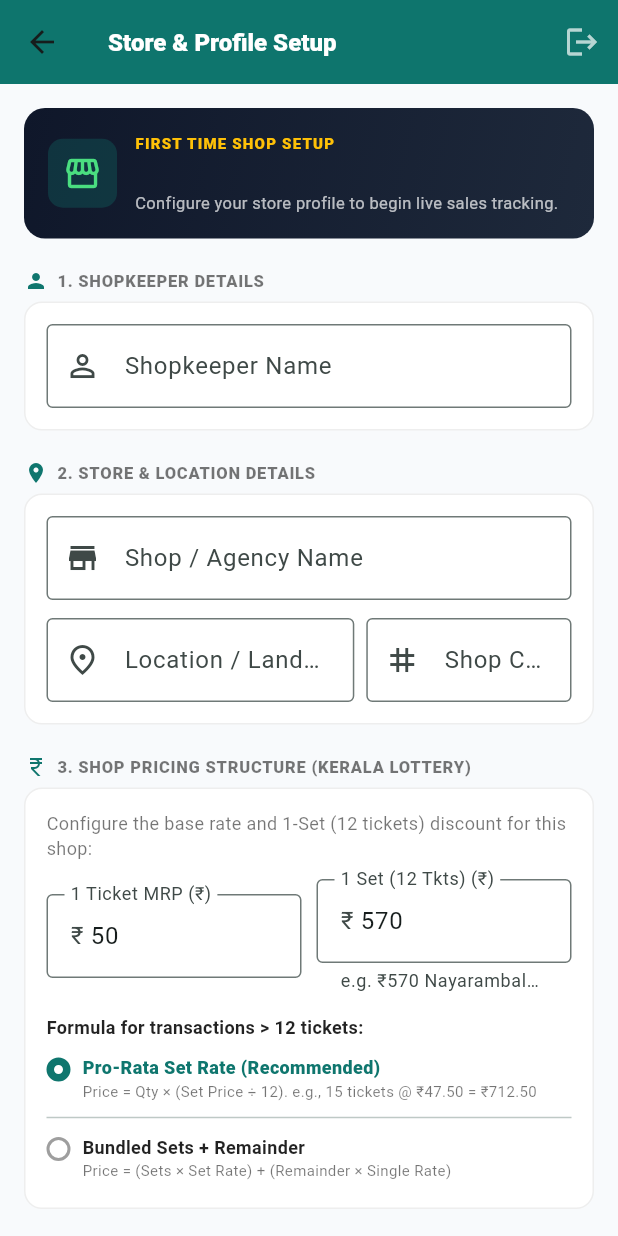
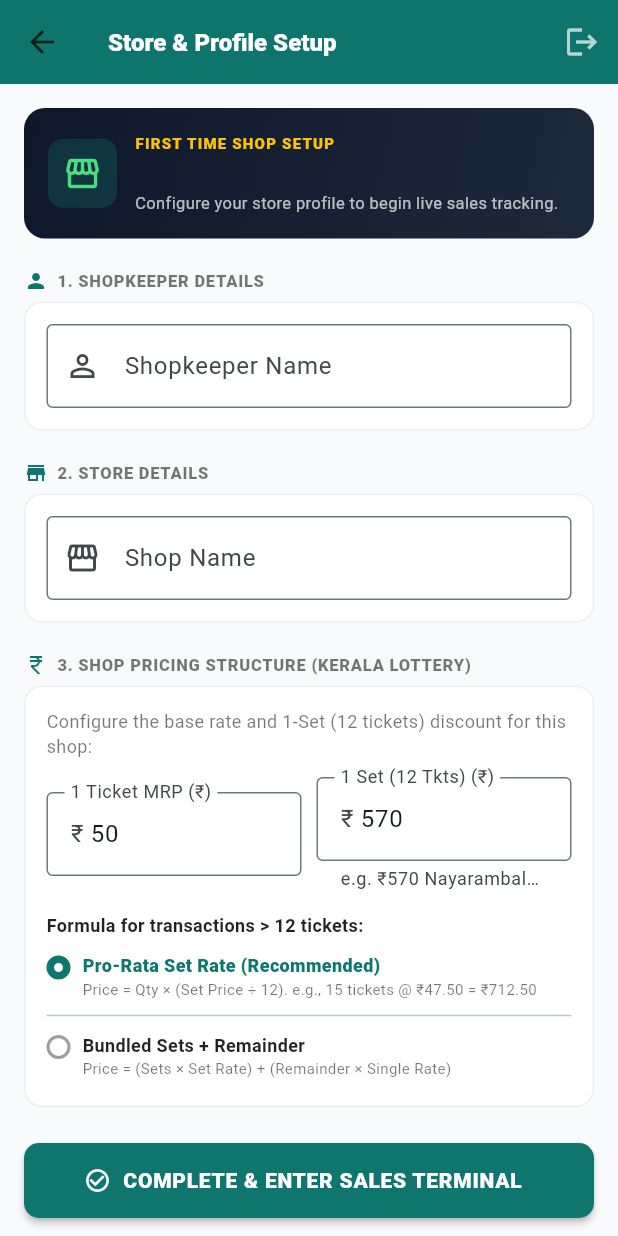
Before and after one commit to satsujinalma/Sales-Auditor, a Flutter app: the ProfileOnboardingScreen screen opened directly, on a phone screen of 412 x 824 dp. Run offline on Flutter 3.47's test engine with Material 3 defaults, Android fonts, the phone set to English and light mode, and no system bars; our stand-ins replace cloud_firestore, firebase_core, shared_preferences; accounts and stored records are empty.

Commit message:
Simplify store setup to only Shop Name, removing location and shop code fields

```diff
--- a/lib/screens/auth/profile_onboarding_screen.dart
+++ b/lib/screens/auth/profile_onboarding_screen.dart
@@ -22,8 +22,6 @@ class _ProfileOnboardingScreenState extends State<ProfileOnboardingScreen> {
 
   // Shop Details Fields
   final _shopNameController = TextEditingController();
-  final _locationController = TextEditingController();
-  final _shopCodeController = TextEditingController();
   final _singleTicketPriceController = TextEditingController(text: '50');
   final _setPriceController = TextEditingController(text: '570');
   final _claimedAvgController = TextEditingController(text: '47.20');
@@ -33,8 +31,6 @@ class _ProfileOnboardingScreenState extends State<ProfileOnboardingScreen> {
   void dispose() {
     _nameController.dispose();
     _shopNameController.dispose();
-    _locationController.dispose();
-    _shopCodeController.dispose();
     _singleTicketPriceController.dispose();
     _setPriceController.dispose();
     _claimedAvgController.dispose();
@@ -172,10 +168,10 @@ class _ProfileOnboardingScreenState extends State<ProfileOnboardingScreen> {
 
                 const SizedBox(height: 20),
 
-                // 2. STORE & LOCATION DETAILS
+                // 2. STORE DETAILS
                 _buildSectionHeader(
-                  '2. STORE & LOCATION DETAILS',
-                  Icons.location_on,
+                  '2. STORE DETAILS',
+                  Icons.store,
                 ),
                 Container(
                   padding: const EdgeInsets.all(14),
@@ -189,10 +185,10 @@ class _ProfileOnboardingScreenState extends State<ProfileOnboardingScreen> {
                       TextFormField(
                         controller: _shopNameController,
                         decoration: const InputDecoration(
-                          labelText: 'Shop / Agency Name',
-                          hintText: 'e.g. Nayarambalam Lottery Agency',
+                          labelText: 'Shop Name',
+                          hintText: 'e.g. Nayarambalam',
                           border: OutlineInputBorder(),
-                          prefixIcon: Icon(Icons.store),
+                          prefixIcon: Icon(Icons.storefront_outlined),
                         ),
                         validator: (value) {
                           if (value == null || value.trim().isEmpty) {
@@ -200,49 +196,6 @@ class _ProfileOnboardingScreenState extends State<ProfileOnboardingScreen> {
                           }
                           return null;
                         },
-                      ),
-                      const SizedBox(height: 12),
-                      Row(
-                        children: [
-                          Expanded(
-                            flex: 6,
-                            child: TextFormField(
-                              controller: _locationController,
-                              decoration: const InputDecoration(
-                                labelText: 'Location / Landmark',
-                                hintText: 'e.g. Nayarambalam, Vypin',
-                                border: OutlineInputBorder(),
-                                prefixIcon: Icon(Icons.place_outlined),
-                              ),
-                              validator: (value) {
-                                if (value == null || value.trim().isEmpty) {
-                                  return 'Please enter location';
-                                }
-                                return null;
-                              },
-                            ),
-                          ),
-                          const SizedBox(width: 8),
-                          Expanded(
-                            flex: 4,
-                            child: TextFormField(
-                              controller: _shopCodeController,
-                              textCapitalization: TextCapitalization.characters,
-                              decoration: const InputDecoration(
-                                labelText: 'Shop Code',
-                                hintText: 'NYR-01',
-                                border: OutlineInputBorder(),
-                                prefixIcon: Icon(Icons.tag),
-                              ),
-                              validator: (value) {
-                                if (value == null || value.trim().isEmpty) {
-                                  return 'Code required';
-                                }
-                                return null;
-                              },
-                            ),
-                          ),
-                        ],
                       ),
                     ],
                   ),
@@ -460,16 +413,25 @@ class _ProfileOnboardingScreenState extends State<ProfileOnboardingScreen> {
     final claimedAvg =
         double.tryParse(_claimedAvgController.text.trim()) ?? 47.20;
 
-    final shopId = _shopCodeController.text.trim().toLowerCase().replaceAll(
+    final shopName = _shopNameController.text.trim();
+    final sanitizedId = shopName.toLowerCase().replaceAll(
           RegExp(r'[^a-z0-9_]'),
           '_',
         );
+    final shopId = sanitizedId.isNotEmpty
+        ? sanitizedId
+        : 'shop_${DateTime.now().millisecondsSinceEpoch}';
+
+    final alphaCode = shopName.replaceAll(RegExp(r'[^a-zA-Z0-9]'), '').toUpperCase();
+    final cleanCode = alphaCode.length > 6
+        ? alphaCode.substring(0, 6)
+        : (alphaCode.isNotEmpty ? alphaCode : 'SHOP');
 
     final newShop = Shop(
       id: shopId,
-      name: _shopNameController.text.trim(),
-      location: _locationController.text.trim(),
-      code: _shopCodeController.text.trim().toUpperCase(),
+      name: shopName,
+      location: shopName,
+      code: cleanCode,
       pricingConfig: PricingConfig(
         singleTicketPrice: singlePrice,
         setPrice12: setPrice,
```
Also changed, not shown: 1 other file.
